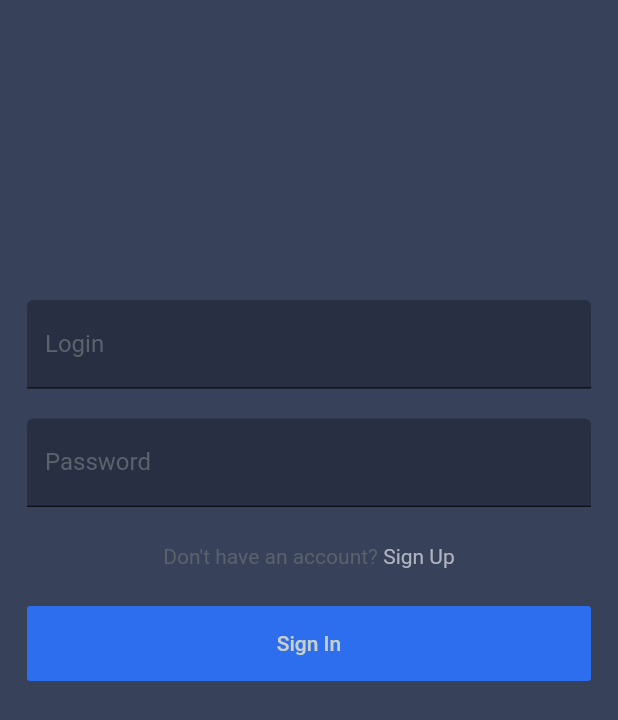
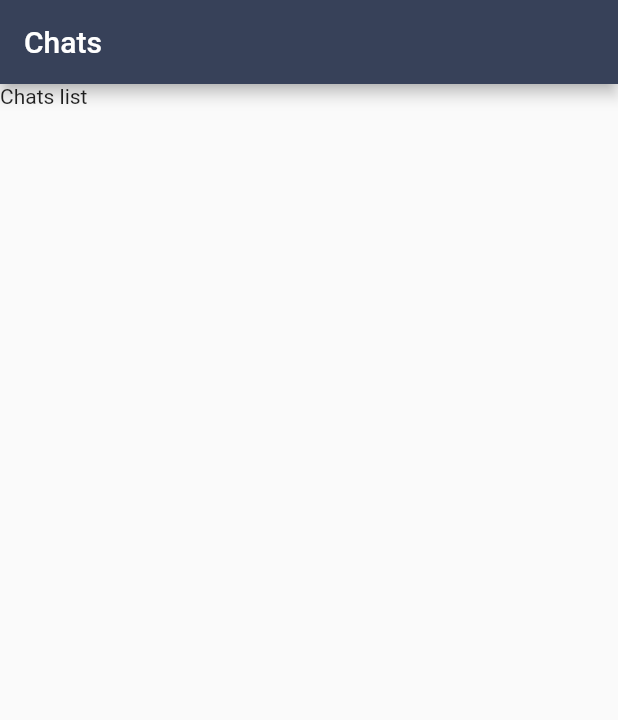
Before and after one commit to luximetr/ChatApp, a Flutter app: the screen it shows after launch, on a phone screen of 412 x 824 dp. Shown: the top 720 px of the screen. Run offline on Flutter 3.47's test engine with Material 2 defaults, Android fonts, the phone set to English and light mode, and no system bars.

```diff
--- a/lib/PresentationLayer/Helpers/Model/Appearance/AppearancesFactory.dart
+++ b/lib/PresentationLayer/Helpers/Model/Appearance/AppearancesFactory.dart
@@ -27,6 +27,9 @@ class AppearancesFactory {
           background: Color.fromRGBO(44, 110, 237, 1),
           title: Color.fromRGBO(200, 208, 201, 1)
         )
+      ),
+      navigation: NavigationAppearance(
+        background: Color.fromRGBO(55, 65, 89, 1)
       )
     );
   }
--- /dev/null
+++ b/lib/PresentationLayer/Screens/Chats/ChatList/ChatListScreen.dart
@@ -0,0 +1,13 @@
+
+import 'package:chat_app/PresentationLayer/Screens/Chats/ChatList/ChatListScreenView.dart';
+import 'package:flutter/cupertino.dart';
+import 'package:flutter/material.dart';
+
+class ChatListScreen extends StatelessWidget {
+
+  @override
+  Widget build(BuildContext context) {
+    return ChatListScreenView();
+  }
+
+}
--- /dev/null
+++ b/lib/PresentationLayer/Screens/Chats/ChatList/ChatListScreenView.dart
@@ -0,0 +1,18 @@
+
+import 'package:chat_app/main.dart';
+import 'package:flutter/cupertino.dart';
+import 'package:flutter/material.dart';
+
+class ChatListScreenView extends StatelessWidget {
+
+  @override
+  Widget build(BuildContext context) {
+    return Scaffold(
+      appBar: AppBar(
+        title: Text('Chats'),
+        backgroundColor: appearance.navigation.background,
+      ),
+      body: Text('Chats list'),
+    );
+  }
+}
--- a/lib/main.dart
+++ b/lib/main.dart
@@ -2,7 +2,7 @@ import 'package:chat_app/PresentationLayer/Helpers/Model/Appearance/AppearanceTy
 import 'package:chat_app/PresentationLayer/Helpers/Model/Appearance/AppearancesFactory.dart';
 import 'package:flutter/material.dart';
 
-import 'PresentationLayer/Screens/Auth/SignIn/SignInScreen.dart';
+import 'PresentationLayer/Screens/Chats/ChatList/ChatListScreen.dart';
 
 final appearance = AppearancesFactory().createAppearance(AppearanceType.light);
 
@@ -19,7 +19,7 @@ class MyApp extends StatelessWidget {
       theme: ThemeData(
         backgroundColor: appearance.background.primary
       ),
-      home: SignInScreen(),
+      home: ChatListScreen(),
     );
   }
 }
--- a/pubspec.yaml
+++ b/pubspec.yaml
@@ -28,7 +28,8 @@ dependencies:
   # The following adds the Cupertino Icons font to your application.
   # Use with the CupertinoIcons class for iOS style icons.
   cupertino_icons: ^0.1.3
-  english_words: ^3.1.5
+  firebase_core: ^0.5.0
+  cloud_firestore: ^0.14.0+2
 
 dev_dependencies:
   flutter_test:
```
Also changed, not shown: pubspec.lock, 10 other files.
